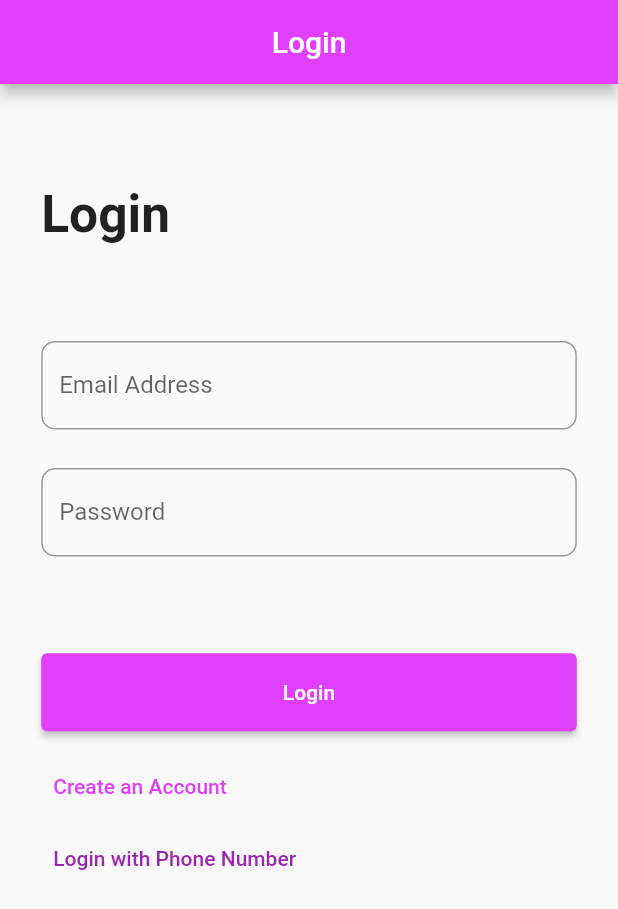
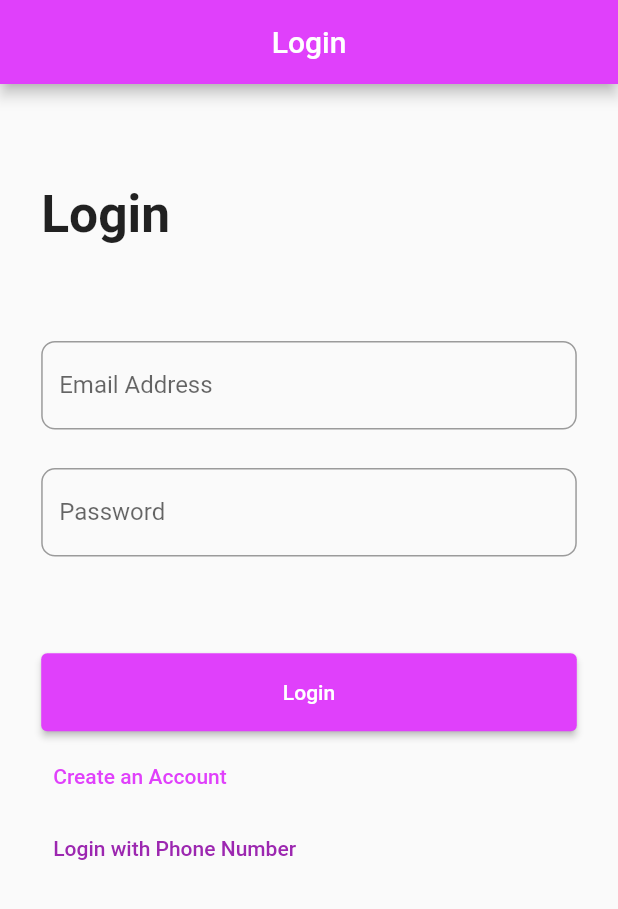
Before and after one commit to gouravpatidar1/Firebase_Login_SignUp_Flutter, a Flutter app: the screen it shows after launch, on a phone screen of 412 x 824 dp. Shown: the top 909 px of the screen. Run offline on Flutter 3.47's test engine with Material 2 defaults, Android fonts, the phone set to English and light mode, and no system bars; our stand-ins replace firebase_auth, firebase_core, flutter_screenutil; accounts and stored records are empty.

Commit message:
change two

```diff
--- a/lib/screens/email_auth/login_screen.dart
+++ b/lib/screens/email_auth/login_screen.dart
@@ -61,17 +61,27 @@ class _LoginScreenState extends State<LoginScreen> {
                 crossAxisAlignment: CrossAxisAlignment.start,
                 children: [
                   SizedBox(height: 52.h,),
-                  Text(
-                    "Login",
-                    style: TextStyle(
-                      fontSize: 30.sp,
-                      fontWeight: FontWeight.w700,
+                  LoginText(),
+                  SizedBox(height: 50.h,),
+                  emailFeild(),
+                  SizedBox(height: 20.h,),
+                  passwordFeild(),
+                  SizedBox(height: 50.h,),
+                  loginButton(),
+                  SizedBox(height: 5.h,),
+                  createAccount(),
+                  loginOnPhone(),
+                ],
+              ),
+            )
+          ],
+        )
+        ),
+    );
+  }
 
-                    ),
-                  ),
-                  SizedBox(height: 50.h,),
-
-                  TextField(
+  Widget emailFeild(){
+    return TextField(
             controller: emailController,
             decoration: InputDecoration(
                   labelText: "Email Address",
@@ -79,11 +89,11 @@ class _LoginScreenState extends State<LoginScreen> {
                   borderRadius: BorderRadius.circular(8.r)
                 ),
              ),
-                  ),
-                  SizedBox(height: 20.h,),
-
-                  TextField(
-
+         );
+  }
+  Widget passwordFeild(){
+    return TextField(
+                    obscureText: true,
                     controller: passwordController,
                     decoration: InputDecoration(
                       border: OutlineInputBorder(
@@ -91,10 +101,11 @@ class _LoginScreenState extends State<LoginScreen> {
                       ),
                       labelText: "Password"
                     ),
-                  ),
-                  SizedBox(height: 50.h,),
+                  );
+  }
 
-                  SizedBox(
+  Widget loginButton(){
+    return SizedBox(
                     width: double.infinity,
                     child: ElevatedButton(
                       onPressed: (){
@@ -106,9 +117,10 @@ class _LoginScreenState extends State<LoginScreen> {
                       ),
                        child: Text('Login')
                        ),
-                  ),
-                   SizedBox(height: 10.h,),
-                   TextButton(
+                  );
+  }
+  Widget createAccount(){
+    return TextButton(
                     onPressed: (){
                       Navigator.push(context, MaterialPageRoute(
                         builder: (context) => SignUpScreen()
@@ -117,21 +129,25 @@ class _LoginScreenState extends State<LoginScreen> {
                      child: Text("Create an Account",style: TextStyle(
                       color: Colors.purpleAccent
                      ),),
-                     ),
-                    //SizedBox(height: 10.h,),
+                     );
+  }
 
-                    TextButton(
+  Widget loginOnPhone(){
+    return TextButton(
                       onPressed: (){
                         Navigator.push(context, MaterialPageRoute(builder: (context) => SignInWithPhone() ));
                       },
                        child: Text('Login with Phone Number',
                        style: TextStyle(color: Colors.purple) ,)
-                       ),
-                ],
-              ),
-            )
-          ],
-        )
+                       );
+  }
+  Widget LoginText(){
+    return Text(
+                    "Login",
+                    style: TextStyle(
+                      fontSize: 30.sp,
+                      fontWeight: FontWeight.w700,
+
                     ),
                   );
   }
```
Lines whose indentation alone changed are shown as unchanged.
